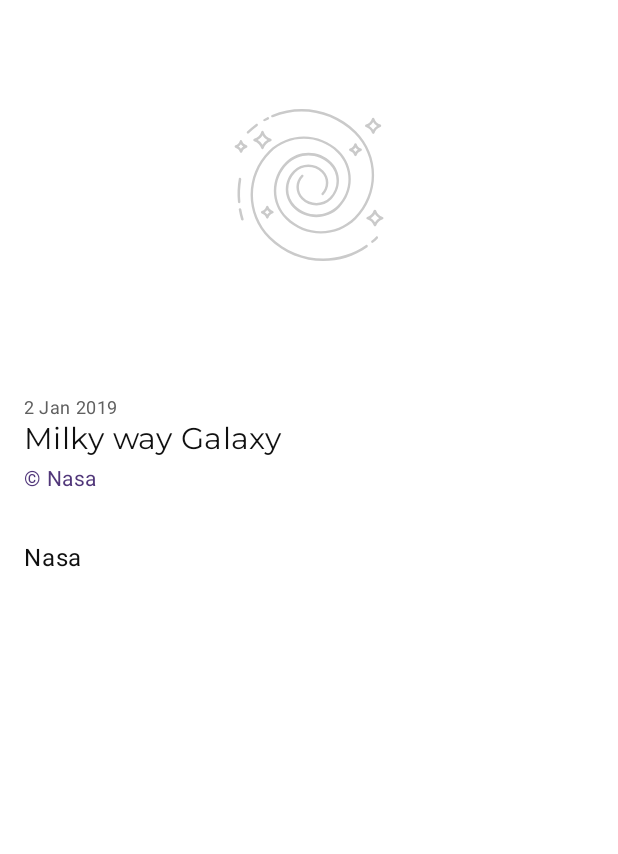
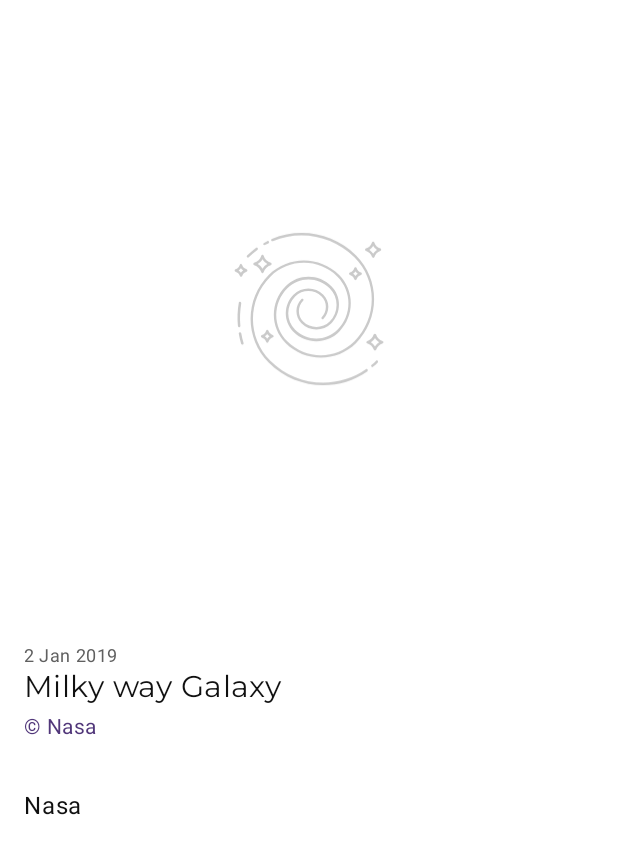
Before and after one commit to shahimclt/Nebula, an Android app: the layout fragment_image_detail.xml on its own in the app's theme, with its tools: preview values and no code run, on a phone screen of 412 x 824 dp. Shown: the top 854 px of the screen. Run offline under Robolectric (Android 15) with nearby library versions, the phone set to English and light mode, and no system bars; Roboto replaces fonts that are not available here.

Commit message:
a bit more tweaking

```diff
--- a/app/src/main/res/layout/fragment_image_detail.xml
+++ b/app/src/main/res/layout/fragment_image_detail.xml
@@ -21,10 +21,12 @@
             <androidx.appcompat.widget.AppCompatImageView
                 android:id="@+id/detail_image"
                 android:layout_width="match_parent"
-                android:layout_height="wrap_content"
+                android:layout_height="0dp"
                 android:adjustViewBounds="true"
-                android:scaleType="fitXY"
+                android:scaleType="fitCenter"
                 android:transitionName="@{@string/image_transition_name(imageName)}"
+                app:layout_constraintDimensionRatio="1"
+                app:imageAspect="@{image.safeAspectRatio}"
                 android:src="@drawable/bg_placeholder"
                 app:layout_constraintEnd_toEndOf="parent"
                 app:layout_constraintStart_toStartOf="parent"
--- a/app/src/main/res/layout/list_image_item.xml
+++ b/app/src/main/res/layout/list_image_item.xml
@@ -28,7 +28,7 @@
                 app:layout_constraintDimensionRatio="1"
                 android:transitionName="@{@string/image_transition_name(image.uniqueName)}"
                 android:adjustViewBounds="true"
-                android:scaleType="fitXY"
+                android:scaleType="centerInside"
                 android:src="@drawable/bg_placeholder"
                 app:imageUrl="@{image.url}"
                 app:imageAspect="@{image.safeAspectRatio}"
```
